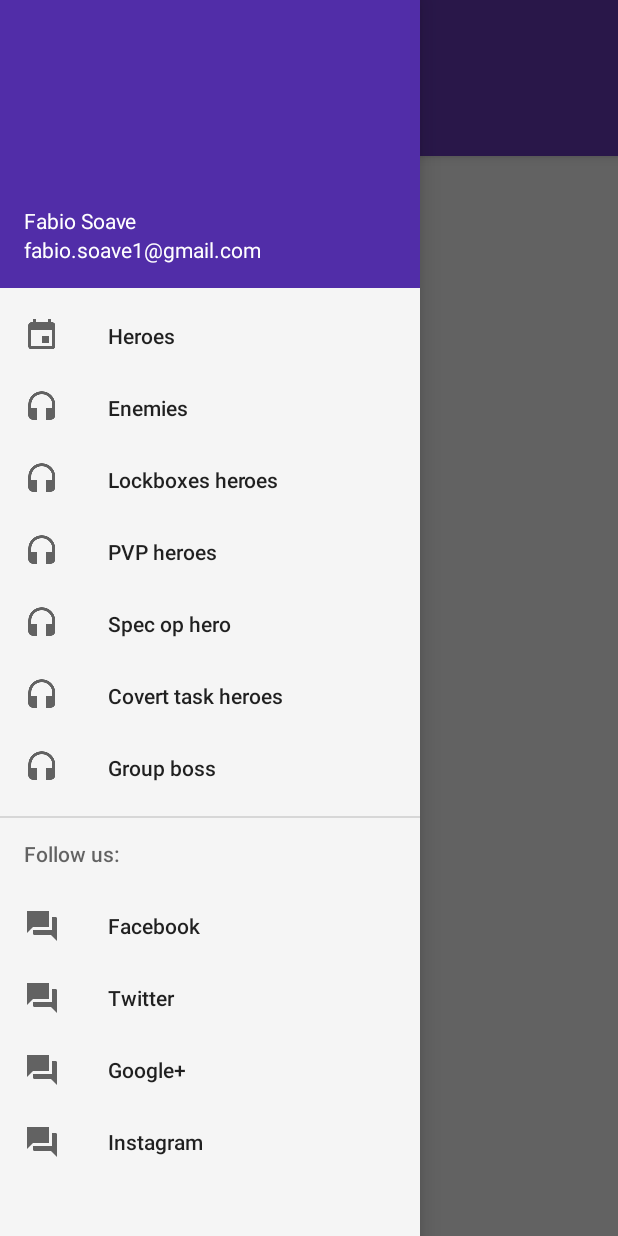
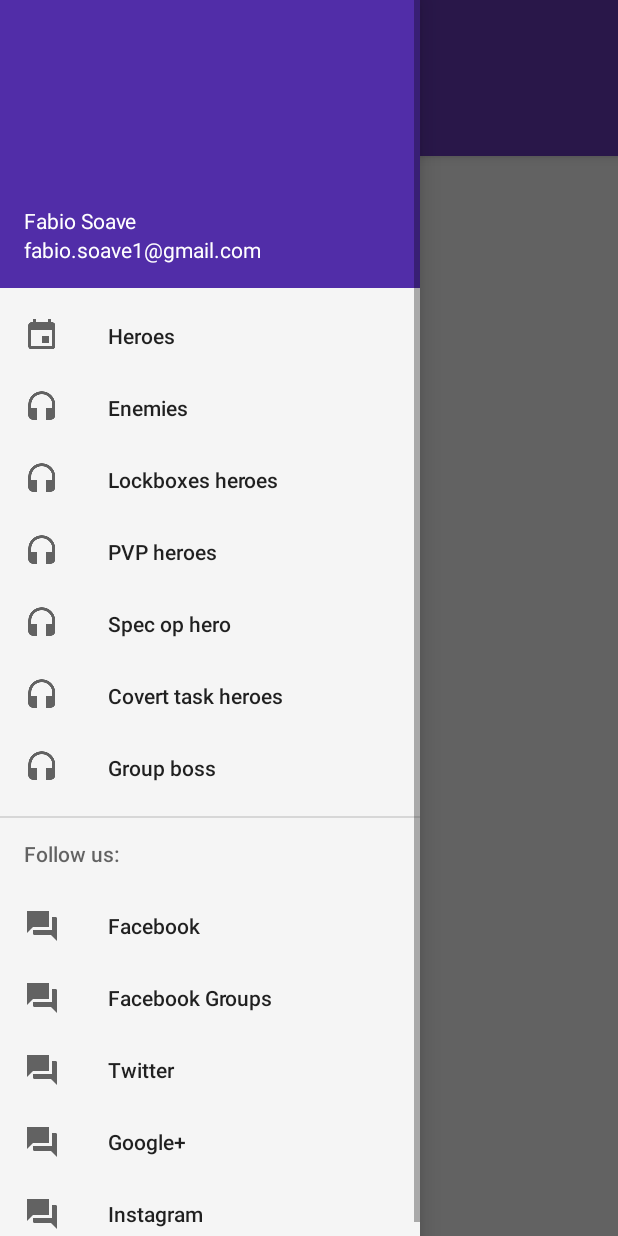
Before and after one commit to fsoave/first-app, an Android app: the OptionMenuMainActivity screen opened directly, with no data from a screen before it, with the side drawer open, on a phone screen of 412 x 824 dp. Run offline under Robolectric (Android 15) with nearby library versions, the phone set to English and light mode, and no system bars; 3 statements that could not run were skipped.

Commit message:
add drower menu item

```diff
--- a/app/src/main/res/menu/drawer_view.xml
+++ b/app/src/main/res/menu/drawer_view.xml
@@ -50,6 +50,10 @@
                 android:icon="@drawable/ic_forum"
                 android:title="Facebook" />
             <item
+                android:id="@+id/fb_groups"
+                android:icon="@drawable/ic_forum"
+                android:title="Facebook Groups" />
+            <item
                 android:id="@+id/twitter"
                 android:icon="@drawable/ic_forum"
                 android:title="Twitter" />
```
